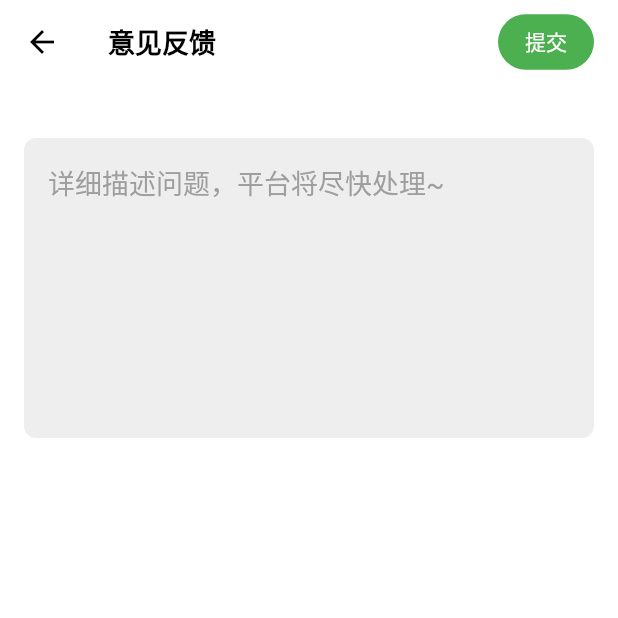
After one commit to kane004/bangba, a Flutter app: the ProfilePage screen opened directly, after a tap on "意见反馈", on a phone screen of 412 x 824 dp, the top half of it. The commit adds this screen. Run offline on Flutter 3.47's test engine with Material 2 defaults, Android fonts, the phone set to English and light mode, and no system bars; our stand-ins replace dio, image_picker.

```diff
--- a/lib/MyHomePage.dart
+++ b/lib/MyHomePage.dart
@@ -2,11 +2,16 @@
 
 import 'package:flutter/material.dart';
 import 'package:flutter/services.dart';
+import 'package:kanetest/IdAuthentication.dart';
 import 'package:kanetest/OrderCanccel.dart';
 import 'package:kanetest/OrderDone.dart';
 import 'package:kanetest/OrderIng.dart';
 import 'package:kanetest/OrderWait.dart';
+import 'package:kanetest/ProblemAsk.dart';
+import 'package:kanetest/Report.dart';
+import 'CouponCheap.dart';
 import 'HomePageDetails.dart';
+import 'SetPerson.dart';
 import 'addContent.dart'; // 引入新增内容页面
 
 
@@ -569,7 +574,7 @@ void _showDialog(BuildContext context, ImageItem item) {
                       borderRadius: BorderRadius.circular(4.0),
                     ),
                   ),
-                  child: const Text('申请', style: TextStyle(color: Colors.white)),
+                  child: const Text('申请', style: TextStyle(color: Colors.white,fontSize: 16)),
                 ),
               ),
             ],
@@ -997,19 +1002,66 @@ class ProfilePage extends StatelessWidget {
                       Row(
                         mainAxisAlignment: MainAxisAlignment.spaceEvenly,
                         children: [
+
                           _buildIconWithIcon('我发布的', 'images/me1.png',32),
-                          _buildIconWithIcon('认证中心', 'images/me2.png',32),
-                          _buildIconWithIcon('意见反馈', 'images/me3.png',32),
-                          _buildIconWithIcon('个人设置', 'images/me4.png',32),
+                          InkWell(
+                            onTap:(){
+                              Navigator.push(
+                                  context,
+                                  MaterialPageRoute(builder: (context) => const IdAuthentication(
+                                  ))
+                              );
+                            },
+                         child: _buildIconWithIcon('认证中心', 'images/me2.png',32),
+                          ),
+                          InkWell(
+                            onTap:(){
+                              Navigator.push(
+                                  context,
+                                  MaterialPageRoute(builder: (context) => const ProblemAsk(
+                                  ))
+                              );
+                            },
+                        child:  _buildIconWithIcon('意见反馈', 'images/me3.png',32),
+                          ),
+                          InkWell(
+                            onTap:(){
+                              Navigator.push(
+                                  context,
+                                  MaterialPageRoute(builder: (context) => const SetPerson(
+                                  ))
+                              );
+                            },
+                        child:  _buildIconWithIcon('个人设置', 'images/me4.png',32),
+                          ),
                         ],
                       ),
                       const SizedBox(height: 30),
                       Row(
                         mainAxisAlignment: MainAxisAlignment.spaceEvenly,
                         children: [
-                          _buildIconWithIcon('举报中心', 'images/me5.png',32),
+                          InkWell(
+                            onTap:(){
+                              Navigator.push(
+                                  context,
+                                  MaterialPageRoute(builder: (context) => const Report(
+                                  ))
+                              );
+                            },
+                         child: _buildIconWithIcon('举报中心', 'images/me5.png',32),
+                          ),
                           _buildIconWithIcon('我的排名', 'images/me6.png',32),
-                          _buildIconWithIcon('优惠券', 'images/me7.png',32),
+                          InkWell(
+                            onTap:(){
+                              Navigator.push(
+                                  context,
+                                  MaterialPageRoute(builder: (context) => const CouponCheap(
+                                  ))
+                              );
+                            },
+                        child:  _buildIconWithIcon('优惠券', 'images/me7.png',32),
+                          ),
+
                           _buildIconWithIcon('支付密码', 'images/me4.png',32),
                         ],
                       ),
@@ -1114,14 +1166,17 @@ class ProfilePage extends StatelessWidget {
                       ),
                       const SizedBox(height: 8.0),
                       //主文本内容
-                      Text(
+                      Padding(padding: const EdgeInsets.symmetric(
+                          vertical: 2, horizontal: 4),
+                        child: Text(
                           item.description,
                           style: const TextStyle(
-                            fontSize: 13.0,
+                              fontSize: 14.0,
                               height: 1.2,
                               fontWeight: FontWeight.w500),
                           maxLines: 2, // 控制最大行数
                           overflow: TextOverflow.ellipsis, // 超过时显示省略号
+                        ),
                       ),
                       const SizedBox(height: 12.0),
 
--- /dev/null
+++ b/lib/ProblemAsk.dart
@@ -0,0 +1,87 @@
+import 'package:flutter/material.dart';
+
+class ProblemAsk extends StatefulWidget {
+  const ProblemAsk({Key? key}) : super(key: key);
+
+  @override
+  // ignore: library_private_types_in_public_api
+  _WaitingToDoState createState() => _WaitingToDoState();
+}
+
+class _WaitingToDoState extends State<ProblemAsk> {
+  @override
+  Widget build(BuildContext context) {
+    return Scaffold(
+      appBar: AppBar(
+
+        iconTheme: const IconThemeData(color: Colors.black), // 设置返回按键的颜色为黑色
+        title: Row(
+
+          children: [
+            const Text(
+              '意见反馈',
+              style: TextStyle(
+                  fontWeight: FontWeight.bold,
+                  fontSize: 18.0,
+                  color: Colors.black
+
+              ),
+            ),
+            const Spacer(),
+            TextButton(
+              onPressed: () {
+                // 在这里添加发布按钮的点击事件
+              },
+              style: TextButton.styleFrom(
+                backgroundColor: Colors.green, // 设置背景颜色为绿色
+                shape: RoundedRectangleBorder(
+                  borderRadius: BorderRadius.circular(32.0), // 设置圆角
+                ),
+              ),
+              child: const Text(
+                '提交',
+                style: TextStyle(color: Colors.white),
+              ),
+            ),
+          ],
+        ),
+
+        elevation: 0, // 去掉AppBar的底部阴影
+        backgroundColor: Colors.white, // 将AppBar的背景设置为透明
+
+
+
+      ),
+
+
+      body: Container(
+        color: Colors.white, // 设置整个页面的背景颜色为白色
+        padding: EdgeInsets.all(16.0),
+        child: Column(
+          children: [
+            SizedBox(height: 20),
+            Container(
+              padding: EdgeInsets.symmetric(vertical: 16, horizontal: 16),
+              height: 200,
+              decoration: BoxDecoration(
+                color: Colors.grey[200], // 设置灰色背景
+                borderRadius: BorderRadius.circular(8.0), // 圆角
+              ),
+              child: const TextField(
+                decoration: InputDecoration.collapsed(
+                  hintText: '详细描述问题，平台将尽快处理~',
+                  hintStyle: TextStyle(
+                    fontSize: 18,
+                    color: Colors.grey,
+                  ),
+                ),
+              ),
+            ),
+
+
+          ],
+        ),
+      ),
+    );
+  }
+}
--- a/lib/addContent.dart
+++ b/lib/addContent.dart
@@ -31,7 +31,7 @@ class _AddContentPageState extends State<AddContentPage> {
                   '添加技能',
                   style: TextStyle(
                       fontWeight: FontWeight.bold,
-                      fontSize: 16.0,
+                      fontSize: 18.0,
                       color: Colors.black
 
                   ),
@@ -165,7 +165,7 @@ class _AddContentPageState extends State<AddContentPage> {
                   const Text(
                     '价格',
                     style: TextStyle(
-                      fontSize: 14,
+                      fontSize: 16,
                       color: Colors.black,
                       fontWeight: FontWeight.bold,
                     ),
--- a/lib/timePay.dart
+++ b/lib/timePay.dart
@@ -48,7 +48,7 @@ class _TimePayPageState extends State<TimePayPage> {
         title: const Text(
           '下单',
           style: TextStyle(
-            fontSize: 16,
+            fontSize: 18,
             fontWeight: FontWeight.bold,
             color: Colors.black,
           ),
@@ -69,7 +69,7 @@ class _TimePayPageState extends State<TimePayPage> {
                 Text(
                   widget.nickname,
                   style: const TextStyle(
-                    fontSize: 14,
+                    fontSize: 16,
                     fontWeight: FontWeight.bold,
                   ),
                 ),
```
Also changed, not shown: lib/CouponCheap.dart (added, +26 -0 lines), lib/IdAuthentication.dart (added, +26 -0 lines), lib/Report.dart (added, +61 -0 lines), lib/SetPerson.dart (added, +26 -0 lines), lib/TextDetails.dart (+5 -2 lines). Lines whose indentation alone changed are shown as unchanged.
